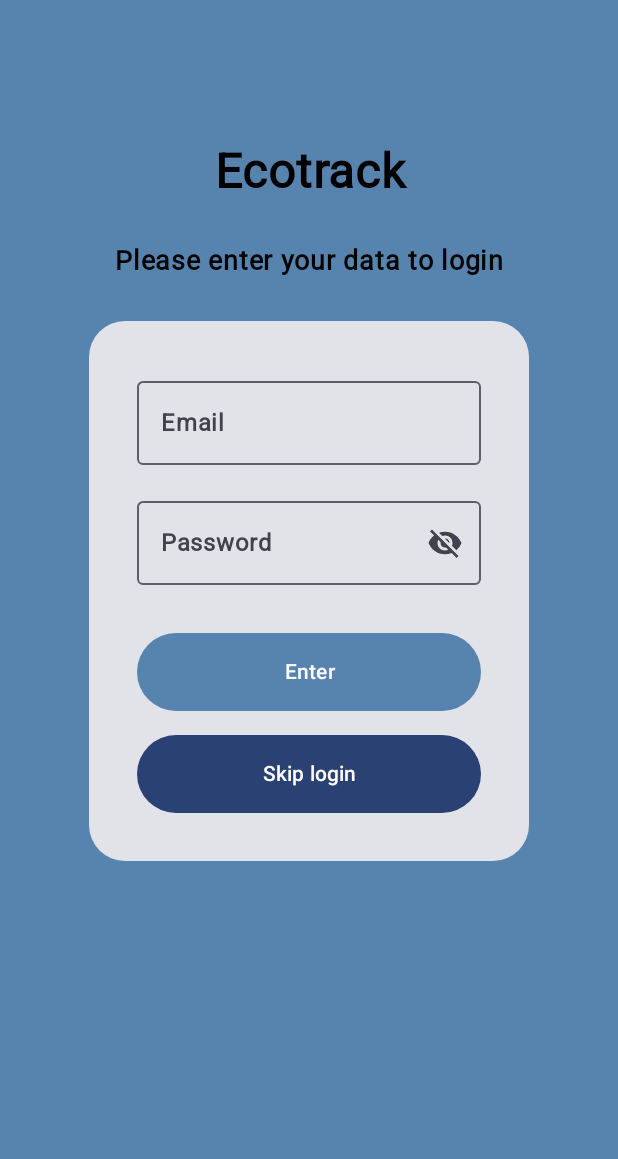
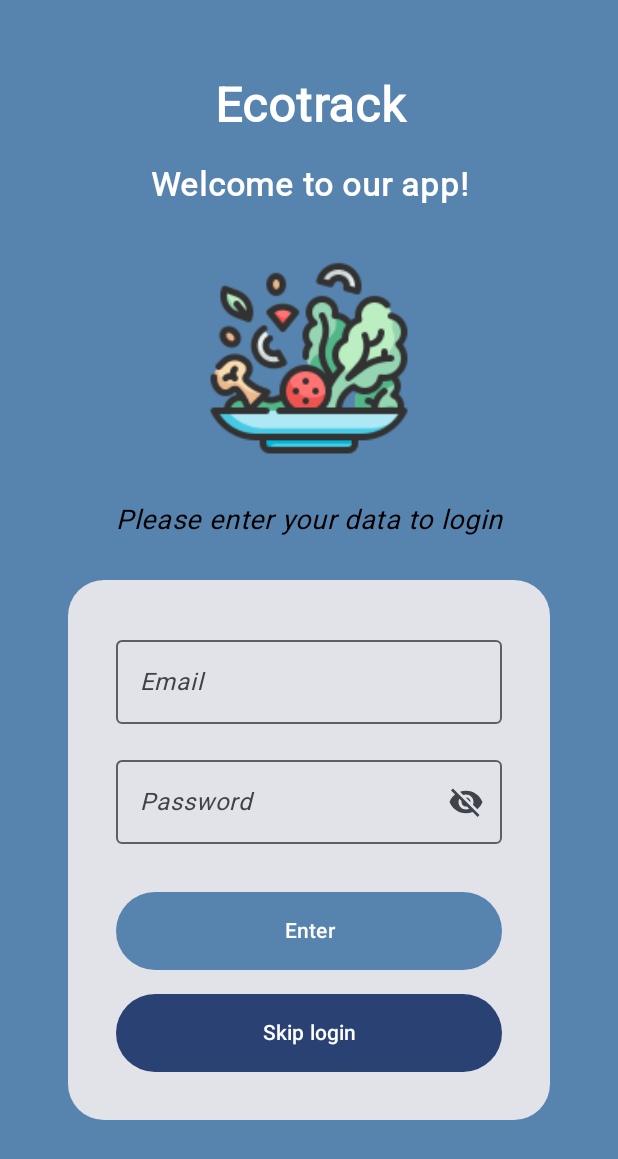
Before and after one commit to MiltonCarlosRibeiro/ecotrack-app, an Android app built with Jetpack Compose: the LoginScreen screen opened through its navigation route, on a phone screen of 412 x 824 dp. Shown: the top 1159 px of the screen. Run offline under Robolectric (Android 15) with nearby library versions, the light colour scheme and no system bars.

Commit message:
feat(ui): update IntroScreen and LoginScreen, add welcome message and salad image

```diff
--- a/app/src/main/java/br/com/fiap/ecotrack_app/screens/IntroScreen.kt
+++ b/app/src/main/java/br/com/fiap/ecotrack_app/screens/IntroScreen.kt
@@ -30,16 +30,26 @@ import br.com.fiap.ecotrack_app.ui.theme.Ecotrack_appTheme
 @OptIn(ExperimentalMaterial3Api::class)
 @Composable
 fun IntroScreen_rev01(navController: NavController) {
+    val robotoFont = FontFamily(Font(R.font.roboto))
+
     Scaffold(
         topBar = {
             TopAppBar(
-                title = {  },
+                title = {
+                    Text(
+                        text = stringResource(id = R.string.dashboard),
+                        fontFamily = robotoFont,
+                        fontWeight = FontWeight.Bold,
+                        color = Color.White
+                    )
+                },
                 navigationIcon = {
                     IconButton(onClick = { navController.navigate(MainActivity.Routes.LOGIN_SCREEN) }) {
                         Icon(
                             imageVector = Icons.Filled.ArrowBack,
                             contentDescription = stringResource(id = R.string.back),
-                            modifier = Modifier.size(24.dp)
+                            modifier = Modifier.size(24.dp),
+                            tint = Color.White
                         )
                     }
                 },
@@ -48,7 +58,6 @@ fun IntroScreen_rev01(navController: NavController) {
                 )
             )
         }
-
     ) { paddingValues ->
         val scrollState = rememberScrollState()
         Column(
@@ -59,7 +68,7 @@ fun IntroScreen_rev01(navController: NavController) {
                 .fillMaxSize()
                 .padding(16.dp)
         ) {
-            Exercicio2()
+//            Exercicio2()
             Exercicio8()
             Exercicio22()
             Exercicio7()
@@ -68,37 +77,7 @@ fun IntroScreen_rev01(navController: NavController) {
     }
 }
 
-@Composable
-fun Exercicio2() {
-    Card(
-        modifier = Modifier
-            .padding(8.dp)
-            .fillMaxWidth(),
-        shape = MaterialTheme.shapes.medium
-    ) {
-        Row(modifier = Modifier.fillMaxWidth()) {
-            Image(
-                painter = painterResource(id = R.drawable.checklist),
-                contentDescription = null,
-                modifier = Modifier
-                    .size(80.dp)
-                    .padding(8.dp)
-            )
-            Text(
-                text = stringResource(id = R.string.welcome_message),
-                modifier = Modifier
-                    .weight(1f)
-                    .align(Alignment.CenterVertically)
-                    .padding(16.dp),
-                letterSpacing = 1.sp,
-                lineHeight = 24.sp,
-                fontSize = 26.sp,
-                fontWeight = FontWeight.ExtraBold,
-                fontFamily = FontFamily(Font(R.font.roboto))
-            )
-        }
-    }
-}
+
 
 @Composable
 fun Exercicio22() {
--- a/app/src/main/java/br/com/fiap/ecotrack_app/screens/LoginScreen.kt
+++ b/app/src/main/java/br/com/fiap/ecotrack_app/screens/LoginScreen.kt
@@ -1,5 +1,6 @@
 package br.com.fiap.ecotrack_app.screens
 
+import androidx.compose.foundation.Image
 import androidx.compose.foundation.background
 import androidx.compose.foundation.layout.Column
 import androidx.compose.foundation.layout.Spacer
@@ -7,11 +8,13 @@ import androidx.compose.foundation.layout.fillMaxSize
 import androidx.compose.foundation.layout.fillMaxWidth
 import androidx.compose.foundation.layout.height
 import androidx.compose.foundation.layout.padding
+import androidx.compose.foundation.layout.size
 import androidx.compose.foundation.text.KeyboardOptions
 import androidx.compose.material.icons.Icons
 import androidx.compose.material.icons.filled.Visibility
 import androidx.compose.material.icons.filled.VisibilityOff
 import androidx.compose.material3.Button
+import androidx.compose.material3.ButtonDefaults
 import androidx.compose.material3.Card
 import androidx.compose.material3.ExperimentalMaterial3Api
 import androidx.compose.material3.Icon
@@ -23,15 +26,19 @@ import androidx.compose.runtime.getValue
 import androidx.compose.runtime.mutableStateOf
 import androidx.compose.runtime.remember
 import androidx.compose.runtime.setValue
+import androidx.compose.ui.Alignment
 import androidx.compose.ui.Modifier
 import androidx.compose.ui.graphics.Color
+import androidx.compose.ui.res.painterResource
 import androidx.compose.ui.res.stringResource
 import androidx.compose.ui.text.font.Font
 import androidx.compose.ui.text.font.FontFamily
+import androidx.compose.ui.text.font.FontStyle.Companion.Italic
 import androidx.compose.ui.text.font.FontWeight
 import androidx.compose.ui.text.input.KeyboardType
 import androidx.compose.ui.text.input.PasswordVisualTransformation
 import androidx.compose.ui.text.input.VisualTransformation
+import androidx.compose.ui.text.style.LineHeightStyle
 import androidx.compose.ui.text.style.TextAlign
 import androidx.compose.ui.tooling.preview.Preview
 import androidx.compose.ui.unit.dp
@@ -51,33 +58,54 @@ fun LoginScreen(onLoginSuccess: (String, String) -> Unit, onSkipLogin: () -> Uni
     val generalPadding = 35.dp
     val cardPadding = 32.dp
 
-
     Column(
         modifier = Modifier
             .fillMaxSize()
             .background(Color(0xFF5783AF))
             .padding(generalPadding)
+    ) {
+        Spacer(modifier = Modifier.height(16.dp))
 
-    )
-    {
         Text(
             text = stringResource(id = R.string.app_name),
             fontSize = 32.sp,
             fontWeight = FontWeight.ExtraBold,
             fontFamily = FontFamily(Font(R.font.roboto)),
-            color = Color.Black,
+            color = Color.White,
             modifier = Modifier
-                .padding(top = 60.dp)
                 .fillMaxWidth(),
+            textAlign = TextAlign.Center
+        )
 
+        Spacer(modifier = Modifier.height(20.dp))
+
+        Text(
+            text = stringResource(id = R.string.welcome_message),
+            fontSize = 22.sp,
+            fontWeight = FontWeight.Bold,
+            fontFamily = FontFamily(Font(R.font.roboto)),
+            color = Color.White,
+            modifier = Modifier
+                .fillMaxWidth(),
             textAlign = TextAlign.Center
+        )
+
+        // SPACE FOR IMAGE (SALAD BOWL)
+        Spacer(modifier = Modifier.height(30.dp))
+
+        Image(
+            painter = painterResource(id = R.drawable.salada),
+            contentDescription = stringResource(id = R.string.salad_image_desc),
+            modifier = Modifier
+                .size(140.dp)
+                .align(Alignment.CenterHorizontally)
         )
 
         Spacer(modifier = Modifier.height(28.dp))
         Text(
             text = stringResource(id = R.string.subtitle),
             fontSize = 18.sp,
-            fontWeight = FontWeight.Bold,
+            fontStyle = Italic,
             fontFamily = FontFamily(Font(R.font.roboto)),
             color = Color.Black,
             modifier = Modifier
@@ -90,10 +118,9 @@ fun LoginScreen(onLoginSuccess: (String, String) -> Unit, onSkipLogin: () -> Uni
         Card(
             modifier = Modifier
                 .fillMaxWidth()
-                .padding(horizontal = 24.dp),
+                .padding(horizontal = 10.dp),
             shape = androidx.compose.foundation.shape.RoundedCornerShape(24.dp)
-        )
-        {
+        ) {
             Column(
                 modifier = Modifier
                     .fillMaxWidth()
@@ -106,14 +133,11 @@ fun LoginScreen(onLoginSuccess: (String, String) -> Unit, onSkipLogin: () -> Uni
                     label = {
                         Text(
                             text = stringResource(id = R.string.email),
-                            fontWeight = FontWeight.ExtraBold,
+                            fontStyle = Italic,
                             fontFamily = FontFamily(Font(R.font.roboto))
-
                         )
                     },
-                    keyboardOptions = KeyboardOptions(
-                        keyboardType = KeyboardType.Email
-                    ),
+                    keyboardOptions = KeyboardOptions(keyboardType = KeyboardType.Email),
                     isError = emailError
                 )
                 if (emailError) {
@@ -138,24 +162,16 @@ fun LoginScreen(onLoginSuccess: (String, String) -> Unit, onSkipLogin: () -> Uni
                     label = {
                         Text(
                             text = stringResource(id = R.string.password),
-                            fontWeight = FontWeight.ExtraBold,
+                            fontStyle = Italic,
                             fontFamily = FontFamily(Font(R.font.roboto))
-
                         )
                     },
-                    keyboardOptions = KeyboardOptions(
-                        keyboardType = KeyboardType.Password
-                    ),
+                    keyboardOptions = KeyboardOptions(keyboardType = KeyboardType.Password),
                     visualTransformation = if (passwordVisible) VisualTransformation.None else PasswordVisualTransformation(),
                     isError = passwordError,
                     trailingIcon = {
-                        val image = if (passwordVisible)
-                            Icons.Filled.Visibility
-                        else Icons.Filled.VisibilityOff
-
-                        IconButton(onClick = {
-                            passwordVisible = !passwordVisible
-                        }) {
+                        val image = if (passwordVisible) Icons.Filled.Visibility else Icons.Filled.VisibilityOff
+                        IconButton(onClick = { passwordVisible = !passwordVisible }) {
                             Icon(
                                 imageVector = image,
                                 contentDescription = stringResource(id = R.string.password_visibility_toggle)
@@ -184,10 +200,7 @@ fun LoginScreen(onLoginSuccess: (String, String) -> Unit, onSkipLogin: () -> Uni
                     },
                     modifier = Modifier.fillMaxWidth(),
                     shape = androidx.compose.foundation.shape.RoundedCornerShape(50.dp),
-                    colors = androidx.compose.material3.ButtonDefaults.buttonColors(
-                        containerColor = Color(0xFF5783AF)
-                    )
-
+                    colors = ButtonDefaults.buttonColors(containerColor = Color(0xFF5783AF))
                 ) {
                     Text(
                         text = stringResource(id = R.string.enter),
--- a/app/src/main/res/values/strings.xml
+++ b/app/src/main/res/values/strings.xml
@@ -9,15 +9,21 @@
     <string name="password_required_error">Password is required</string>
     <string name="skip_login">Skip login</string>
     <string name="password_visibility_toggle">Toggle password visibility</string>
+    <string name="salad_image_desc">Salad Bowl</string>
 
-    <!-- Food Query -->
-    <string name="food_query">Check Food Calories</string>
-    <string name="food_description">Food Description</string>
-    <string name="search">Search</string>
-    <string name="back">Back</string>
-    <string name="food_description_label">Description: %1$s</string>
-    <string name="food_quantity">Quantity: %1$s</string>
-    <string name="food_calories">Calories: %1$s</string>
+
+    <!-- Intro -->
+    <string name="welcome_message">Welcome to our app!</string>
+    <string name="dashboard">Dashboard</string>
+    <string name="physical_activity_tip">Did you know that combining regular physical activity with a balanced diet is the key to healthy and sustainable weight loss? Start moving and see the results! 🏋️‍♀️</string>
+    <string name="did_you_know">Did you know?</string>
+    <string name="hydration_tip">Drinking water regularly improves skin, digestion, and mood? Stay hydrated and feel the difference 💧</string>
+    <string name="sleep_tip">Getting good sleep (7-9 hours per night) strengthens your immune system, improves concentration, and makes you happier? 😴 Prioritize your rest!</string>
+    <string name="healthy_diet_tip">A diet rich in fruits and vegetables strengthens both body and mind? 🍎🥕 Invest in a balanced diet!</string>
+    <string name="take_care">Take care!</string>
+    <string name="meal_control">Manage Your Meals</string>
+    <string name="calorie_search">Search Calories</string>
+    <string name="my_meals">My Meals</string>
 
     <!-- Meals -->
     <string name="meals">Meals</string>
@@ -34,15 +40,16 @@
     <string name="add">Add</string>
     <string name="cancel">Cancel</string>
 
-    <!-- Intro -->
-    <string name="welcome_message">Welcome to Ecotrack!</string>
-    <string name="physical_activity_tip">Did you know that combining regular physical activity with a balanced diet is the key to healthy and sustainable weight loss? Start moving and see the results! 🏋️‍♀️</string>
-    <string name="did_you_know">Did you know?</string>
-    <string name="hydration_tip">Drinking water regularly improves skin, digestion, and mood? Stay hydrated and feel the difference 💧</string>
-    <string name="sleep_tip">Getting good sleep (7-9 hours per night) strengthens your immune system, improves concentration, and makes you happier? 😴 Prioritize your rest!</string>
-    <string name="healthy_diet_tip">A diet rich in fruits and vegetables strengthens both body and mind? 🍎🥕 Invest in a balanced diet!</string>
-    <string name="take_care">Take care!</string>
-    <string name="meal_control">Manage Your Meals</string>
-    <string name="calorie_search">Search Calories</string>
-    <string name="my_meals">My Meals</string>
+    <!-- Food Query -->
+    <string name="food_query">Check Food Calories</string>
+    <string name="food_description">Food Description</string>
+    <string name="search">Search</string>
+    <string name="back">Back</string>
+    <string name="food_description_label">Description: %1$s</string>
+    <string name="food_quantity">Quantity: %1$s</string>
+    <string name="food_calories">Calories: %1$s</string>
+
+
+
+
 </resources>
```
Also changed, not shown: app/src/main/res/drawable-nodpi/salada.png (added), 1 other file.
